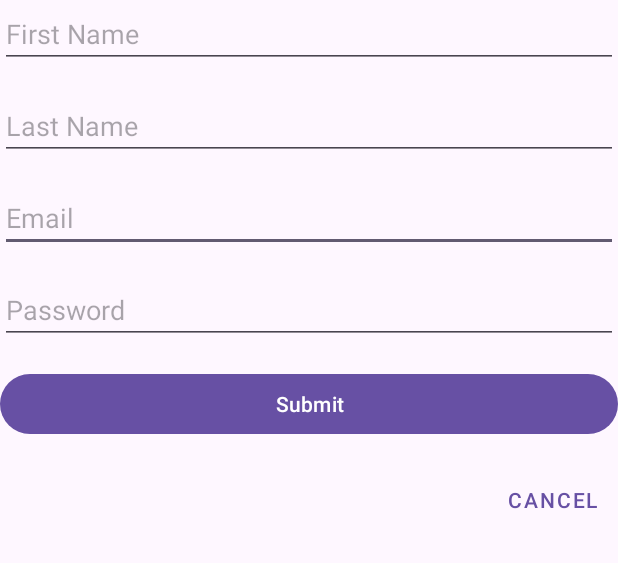
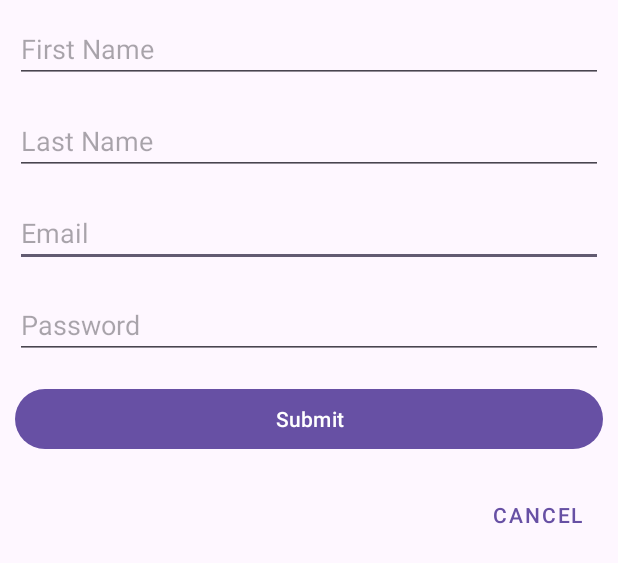
Before and after one commit to hamza-damra/newsapp_mysq_database_apis, an Android app: the layout activity_register.xml on its own in the app's theme, with its tools: preview values and no code run, on a phone screen of 412 x 824 dp. Shown: the top 563 px of the screen. Run offline under Robolectric (Android 15) with nearby library versions, the phone set to English and light mode, and no system bars.

Commit message:
Second Commit

```diff
--- a/app/src/main/java/com/hamza/newsapp/MainActivity.java
+++ b/app/src/main/java/com/hamza/newsapp/MainActivity.java
@@ -34,7 +34,7 @@ public class MainActivity extends AppCompatActivity {
     private RecyclerView recyclerView;
     private SwipeRefreshLayout swipeRefreshLayout;
     private Toolbar toolbar;
-    private SearchView searchView;  // This is the SearchView you added directly in your layout
+    private SearchView searchView;
 
     @Override
     protected void onCreate(Bundle savedInstanceState) {
@@ -45,9 +45,9 @@ public class MainActivity extends AppCompatActivity {
         setupRecyclerView();
         setupSwipeRefreshLayout();
         setupCategoryButtons();
-        setupSearchView();  // Set up the SearchView
+        setupSearchView();
         setSupportActionBar(toolbar);
-        requestManager = new RequestManager(); // Assume RequestManager is implemented correctly
+        requestManager = new RequestManager();
         loadSources();
     }
 
--- a/app/src/main/java/com/hamza/newsapp/RequestManager.java
+++ b/app/src/main/java/com/hamza/newsapp/RequestManager.java
@@ -35,7 +35,7 @@ public class RequestManager {
     }
 
     public void fetchSources(final RequestCallback callback) {
-        String url = "http://192.168.0.58:8080/api/sources/getAll"; // Replace with your API URL
+        String url = "http://192.168.0.58:8080/api/sources/getAll";
 
         Request request = new Request.Builder()
                 .url(url)
@@ -63,7 +63,7 @@ public class RequestManager {
     }
 
     public void searchByQuery(String query, final RequestCallback callback) {
-        String url = "http://192.168.0.58:8080/api/sources/search?query=" + query; // Replace with your API URL
+        String url = "http://192.168.0.58:8080/api/sources/search?query=" + query;
 
         Request request = new Request.Builder()
                 .url(url)
@@ -91,7 +91,7 @@ public class RequestManager {
     }
 
     public void fetchSourcesByCategory(String category, final RequestCallback callback) {
-        String url = "http://192.168.0.58:8080/api/sources/category/" + category; // Replace with your API URL
+        String url = "http://192.168.0.58:8080/api/sources/category/" + category;
 
         Request request = new Request.Builder()
                 .url(url)
--- a/app/src/main/java/com/hamza/newsapp/activities/DetailsActivity.java
+++ b/app/src/main/java/com/hamza/newsapp/activities/DetailsActivity.java
@@ -43,7 +43,7 @@ public class DetailsActivity extends AppCompatActivity {
             populateDetails(source);
         } else {
             Toast.makeText(this, "Source data not available", Toast.LENGTH_SHORT).show();
-            finish(); // Close the activity as there's no data to display
+            finish();
         }
 
         backButton.setOnClickListener(v -> finish());
@@ -55,7 +55,6 @@ public class DetailsActivity extends AppCompatActivity {
         authorTextView.setText(source.getAuthor());
         publishDateTextView.setText(source.getPublishDate());
 
-        // If there is a URL for an image, use Picasso to load it
         if (source.getUrl() != null && !source.getUrl().isEmpty()) {
             Picasso.get().load(source.getUrl()).into(imageView);
         } else {
--- a/app/src/main/java/com/hamza/newsapp/activities/RegisterActivity.java
+++ b/app/src/main/java/com/hamza/newsapp/activities/RegisterActivity.java
@@ -102,7 +102,6 @@ public class RegisterActivity extends AppCompatActivity {
             @Override
             public void onFailure(@NonNull Call call, @NonNull IOException e) {
                 Log.e("Error", Objects.requireNonNull(e.getMessage()));
-                // Handle the error
                 e.printStackTrace();
                 runOnUiThread(() -> Toast.makeText(RegisterActivity.this,
                         "Registration failed: " + e.getMessage(), Toast.LENGTH_SHORT).show());
@@ -116,13 +115,11 @@ public class RegisterActivity extends AppCompatActivity {
                         Toast.makeText(RegisterActivity.this,
                                 "Registration successful!", Toast.LENGTH_SHORT).show();
 
-                        // Navigate to MainActivity
                         Intent intent = new Intent(RegisterActivity.this, MainActivity.class);
                         startActivity(intent);
-                        finish(); // Close the current activity
+                        finish();
                     });
                 } else {
-                    // Handle unsuccessful response
                     runOnUiThread(() -> Toast.makeText(RegisterActivity.this,
                             "Registration failed: " + response.message(), Toast.LENGTH_SHORT).show());
                 }
--- a/app/src/main/java/com/hamza/newsapp/model/Source.java
+++ b/app/src/main/java/com/hamza/newsapp/model/Source.java
@@ -22,7 +22,6 @@ public class Source {
 
     public Source(){}
 
-    // Getters and setters
     public int getId() {
         return this.id;
     }
--- a/app/src/main/res/layout/activity_login.xml
+++ b/app/src/main/res/layout/activity_login.xml
@@ -5,7 +5,8 @@
     android:layout_width="match_parent"
     android:layout_height="match_parent"
     android:id="@+id/login"
-    tools:context=".Login" >
+    android:padding="10dp"
+    tools:context=".activities.LoginActivity" >
 
     <EditText
         android:id="@+id/editTextEmail"
--- a/app/src/main/res/layout/activity_register.xml
+++ b/app/src/main/res/layout/activity_register.xml
@@ -6,6 +6,7 @@
     android:layout_width="match_parent"
     android:layout_height="match_parent"
     android:id="@+id/register"
+    android:padding="10dp"
     tools:context=".activities.RegisterActivity">
 
 
@@ -20,7 +21,8 @@
         app:layout_constraintEnd_toEndOf="parent"
         app:layout_constraintHorizontal_bias="0.497"
         app:layout_constraintStart_toStartOf="parent"
-        app:layout_constraintTop_toBottomOf="@+id/editTextLastName" />
+        app:layout_constraintTop_toBottomOf="@+id/editTextLastName"
+        android:autofillHints="" />
 
     <EditText
         android:id="@+id/editTextPassword"
```
Also changed, not shown: app/src/main/java/com/hamza/newsapp/activities/LoginActivity.java (+0 -9 lines).
